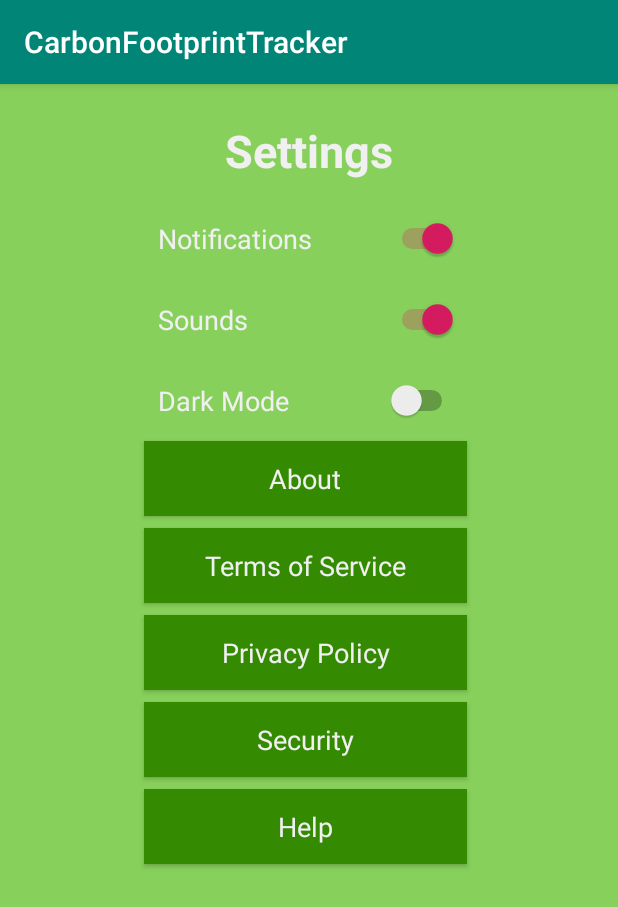
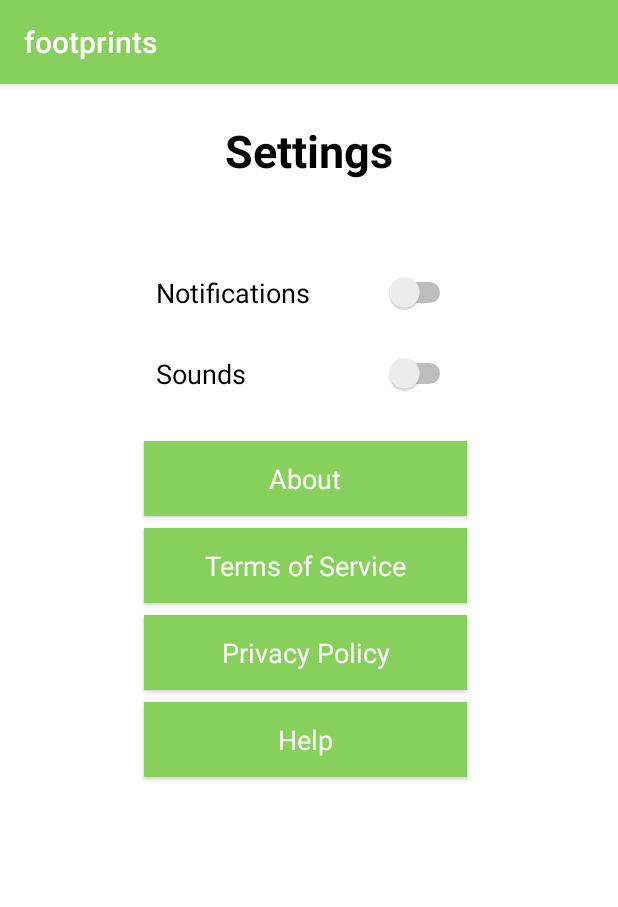
Before and after one commit to JeremyElliott1/Carbon-Tracker-Android-App, an Android app: the SettingsOptions screen opened directly, with no data from a screen before it, on a phone screen of 412 x 824 dp. Shown: the top 907 px of the screen. Run offline under Robolectric (Android 15) with nearby library versions, the light colour scheme and no system bars.

Commit message:
Design colouring and removal of Security button.

```diff
--- a/app/build.gradle
+++ b/app/build.gradle
@@ -1,12 +1,12 @@
 apply plugin: 'com.android.application'
 
 android {
-    compileSdkVersion 28
+    compileSdkVersion 29
     buildToolsVersion "29.0.3"
     defaultConfig {
         applicationId "com.example.slidebox"
         minSdkVersion 15
-        targetSdkVersion 28
+        targetSdkVersion 29
         versionCode 1
         versionName "1.0"
         testInstrumentationRunner "androidx.test.runner.AndroidJUnitRunner"
--- a/app/src/main/java/com/example/slidebox/SettingsOptions.java
+++ b/app/src/main/java/com/example/slidebox/SettingsOptions.java
@@ -10,7 +10,6 @@ import android.widget.Button;
 public class SettingsOptions extends AppCompatActivity {
     private Button button_About;
     private Button button_Tos;
-    private Button button_Security;
     private Button button_Privacy;
     private Button button_Help;
 
@@ -36,13 +35,6 @@ public class SettingsOptions extends AppCompatActivity {
             }
         });
 
-        button_Security = (Button) findViewById(R.id.button_Security);
-        button_Security.setOnClickListener(new View.OnClickListener() {
-            @Override
-            public void onClick(View v) {
-                openSetting_Security();
-            }
-        });
 
         button_Privacy = (Button) findViewById(R.id.button_privacy_policy);
         button_Privacy.setOnClickListener(new View.OnClickListener() {
@@ -72,10 +64,6 @@ public class SettingsOptions extends AppCompatActivity {
         startActivity(intent);
     }
 
-    public void openSetting_Security() {
-        Intent intent = new Intent(this, SettingsSecurity.class);
-        startActivity(intent);
-    }
 
     public void openSetting_Privacy() {
         Intent intent = new Intent(this, SettingsPrivacyPolicy.class);
--- a/app/src/main/res/drawable/side_nav_bar.xml
+++ b/app/src/main/res/drawable/side_nav_bar.xml
@@ -2,8 +2,8 @@
     android:shape="rectangle">
     <gradient
         android:angle="135"
-        android:centerColor="#009688"
-        android:endColor="#00695C"
-        android:startColor="#4DB6AC"
+        android:centerColor="#348A00"
+        android:endColor="#348A00"
+        android:startColor="#348A00"
         android:type="linear" />
 </shape>
--- a/app/src/main/res/layout/activity_log_in.xml
+++ b/app/src/main/res/layout/activity_log_in.xml
@@ -30,7 +30,8 @@
             android:hint="User:"
             android:paddingLeft="10dp"
             app:layout_constraintStart_toStartOf="parent"
-            app:layout_constraintTop_toBottomOf="@+id/imageView6" />
+            app:layout_constraintTop_toBottomOf="@+id/imageView6"
+            android:importantForAutofill="no" />
 
         <EditText
             android:id="@+id/passWord"
@@ -61,12 +62,13 @@
 
         <Button
             android:id="@+id/Log_in"
+            style="@style/Widget.AppCompat.Button.Colored"
             android:layout_width="90dp"
             android:layout_height="30dp"
             android:layout_centerHorizontal="true"
             android:layout_marginTop="8dp"
+
             android:background="#348A00"
-
             android:text="Log In"
             android:textColor="#f0f0f0"
             app:layout_constraintHorizontal_bias="0.498"
--- a/app/src/main/res/layout/app_bar_main.xml
+++ b/app/src/main/res/layout/app_bar_main.xml
@@ -15,7 +15,7 @@
             android:id="@+id/toolbar"
             android:layout_width="match_parent"
             android:layout_height="?attr/actionBarSize"
-            android:background="?attr/colorPrimary"
+            android:background="#87D05B"
             app:popupTheme="@style/AppTheme.PopupOverlay" />
 
     </com.google.android.material.appbar.AppBarLayout>
--- a/app/src/main/res/layout/nav_header_main.xml
+++ b/app/src/main/res/layout/nav_header_main.xml
@@ -5,7 +5,7 @@
     android:id="@+id/linearLayout"
     android:layout_width="match_parent"
     android:layout_height="@dimen/nav_header_height"
-    android:background="@drawable/side_nav_bar"
+    android:background="#87D05B"
     android:clickable="false"
     android:focusable="auto"
     android:focusableInTouchMode="false"
--- a/app/src/main/res/layout/options_settings.xml
+++ b/app/src/main/res/layout/options_settings.xml
@@ -5,7 +5,7 @@
     xmlns:tools="http://schemas.android.com/tools"
     android:layout_width="match_parent"
     android:layout_height="match_parent"
-    android:background="#87D05B"
+    android:background="#FFFFFF"
     tools:context=".SettingsOptions"
     tools:ignore="PrivateResource">
 
@@ -17,14 +17,14 @@
         android:layout_marginStart="96dp"
         android:layout_marginLeft="96dp"
         android:layout_marginTop="8dp"
-        android:background="#348A00"
+        android:background="#87D05B"
         android:lineSpacingExtra="@dimen/activity_vertical_margin"
         android:text="@string/settings_help_title"
         android:textAppearance="@style/TextAppearance.AppCompat.Medium"
-        android:textColor="#f0f0f0"
+        android:textColor="#FFFFFF"
         android:typeface="normal"
         app:layout_constraintStart_toStartOf="parent"
-        app:layout_constraintTop_toBottomOf="@+id/button_Security" />
+        app:layout_constraintTop_toBottomOf="@+id/button_privacy_policy" />
 
     <androidx.constraintlayout.widget.Guideline
         android:id="@+id/guideline2"
@@ -49,7 +49,7 @@
         android:text="@string/action_settings"
         android:textAlignment="center"
         android:textAllCaps="false"
-        android:textColor="#f0f0f0"
+        android:textColor="#000000"
         android:textSize="30sp"
         android:textStyle="bold"
         app:layout_constraintEnd_toEndOf="parent"
@@ -60,32 +60,30 @@
         android:id="@+id/switch1"
         android:layout_width="200dp"
         android:layout_height="54dp"
-        android:layout_marginStart="105dp"
-        android:layout_marginLeft="105dp"
-        android:checked="true"
+        android:layout_marginStart="104dp"
+        android:layout_marginLeft="104dp"
+        android:layout_marginTop="112dp"
+        android:checked="false"
+
         android:text="@string/settings_notification"
-        android:textColor="#f0f0f0"
+        android:textAppearance="@style/TextAppearance.AppCompat.Medium"
+        android:textColor="#000000"
+        app:layout_constraintStart_toStartOf="parent"
+        app:layout_constraintTop_toTopOf="parent" />
 
+    <Switch
+        android:id="@+id/switch2"
+        android:layout_width="200dp"
+        android:layout_height="54dp"
+
+        android:layout_marginStart="104dp"
+        android:layout_marginLeft="104dp"
+        android:checked="false"
+        android:text="@string/settings_sounds"
         android:textAppearance="@style/TextAppearance.AppCompat.Medium"
+        android:textColor="#000000"
         app:layout_constraintStart_toStartOf="parent"
-        app:layout_constraintTop_toBottomOf="@+id/text_home6" />
-
-    <Button
-        android:id="@+id/button_Security"
-        style="@style/Widget.AppCompat.Button"
-        android:layout_width="215dp"
-        android:layout_height="50dp"
-        android:layout_marginStart="96dp"
-        android:layout_marginLeft="96dp"
-        android:layout_marginTop="8dp"
-        android:background="#348A00"
-        android:lineSpacingExtra="@dimen/activity_vertical_margin"
-        android:text="@string/settings_security"
-        android:textAppearance="@style/TextAppearance.AppCompat.Medium"
-        android:textColor="#f0f0f0"
-        android:typeface="normal"
-        app:layout_constraintStart_toStartOf="parent"
-        app:layout_constraintTop_toBottomOf="@+id/button_privacy_policy" />
+        app:layout_constraintTop_toBottomOf="@+id/switch1" />
 
     <Button
         android:id="@+id/button_Tos"
@@ -95,11 +93,11 @@
         android:layout_marginStart="96dp"
         android:layout_marginLeft="96dp"
         android:layout_marginTop="8dp"
-        android:background="#348A00"
+        android:background="#87D05B"
         android:lineSpacingExtra="@dimen/activity_vertical_margin"
         android:text="@string/settings_tos"
         android:textAppearance="@style/TextAppearance.AppCompat.Medium"
-        android:textColor="#f0f0f0"
+        android:textColor="#FFFFFF"
         android:typeface="normal"
         app:layout_constraintStart_toStartOf="parent"
         app:layout_constraintTop_toBottomOf="@+id/button_About" />
@@ -112,28 +110,14 @@
         android:layout_marginStart="96dp"
         android:layout_marginLeft="96dp"
         android:layout_marginTop="8dp"
-        android:background="#348A00"
+        android:background="#87D05B"
         android:lineSpacingExtra="@dimen/activity_vertical_margin"
-        android:text="@string/settings_privacy_policy"
+        android:text="@string/settings_privacy"
         android:textAppearance="@style/TextAppearance.AppCompat.Medium"
-        android:textColor="#f0f0f0"
+        android:textColor="#FFFFFF"
         android:typeface="normal"
         app:layout_constraintStart_toStartOf="parent"
         app:layout_constraintTop_toBottomOf="@+id/button_Tos" />
-
-    <Switch
-        android:id="@+id/switch3"
-        android:layout_width="200dp"
-        android:layout_height="54dp"
-
-        android:layout_marginStart="105dp"
-        android:layout_marginLeft="105dp"
-        android:checked="false"
-        android:text="@string/settings_dark_mode"
-        android:textColor="#f0f0f0"
-        android:textAppearance="@style/TextAppearance.AppCompat.Medium"
-        app:layout_constraintStart_toStartOf="parent"
-        app:layout_constraintTop_toBottomOf="@+id/switch2" />
 
     <Button
         android:id="@+id/button_About"
@@ -142,27 +126,14 @@
         android:layout_height="50dp"
         android:layout_marginStart="96dp"
         android:layout_marginLeft="96dp"
-        android:background="#348A00"
+        android:layout_marginTop="238dp"
+        android:background="#87D05B"
         android:lineSpacingExtra="@dimen/activity_vertical_margin"
         android:text="@string/settings_about"
         android:textAppearance="@style/TextAppearance.AppCompat.Medium"
-        android:textColor="#f0f0f0"
+        android:textColor="#FFFFFF"
         android:typeface="normal"
         app:layout_constraintStart_toStartOf="parent"
-        app:layout_constraintTop_toBottomOf="@+id/switch3" />
-
-    <Switch
-        android:id="@+id/switch2"
-        android:layout_width="200dp"
-        android:layout_height="54dp"
-
-        android:layout_marginStart="105dp"
-        android:layout_marginLeft="105dp"
-        android:checked="true"
-        android:text="@string/settings_sounds"
-        android:textColor="#f0f0f0"
-        android:textAppearance="@style/TextAppearance.AppCompat.Medium"
-        app:layout_constraintStart_toStartOf="parent"
-        app:layout_constraintTop_toBottomOf="@+id/switch1" />
+        app:layout_constraintTop_toTopOf="parent" />
 
 </androidx.constraintlayout.widget.ConstraintLayout>
--- a/app/src/main/res/values/colors.xml
+++ b/app/src/main/res/values/colors.xml
@@ -1,6 +1,6 @@
 <?xml version="1.0" encoding="utf-8"?>
 <resources>
-    <color name="colorPrimary">#008577</color>
-    <color name="colorPrimaryDark">#00574B</color>
-    <color name="colorAccent">#D81B60</color>
+    <color name="colorPrimary">#87D05B</color>
+    <color name="colorPrimaryDark">#348A00</color>
+    <color name="colorAccent">#FFFFFF</color>
 </resources>
--- a/build.gradle
+++ b/build.gradle
@@ -7,7 +7,7 @@ buildscript {
 
     }
     dependencies {
-        classpath 'com.android.tools.build:gradle:3.6.1'
+        classpath 'com.android.tools.build:gradle:3.6.2'
 
         // NOTE: Do not place your application dependencies here; they belong
         // in the individual module build.gradle files
```
Also changed, not shown: app/src/main/res/values/strings.xml (+29 -4 lines), app/src/main/res/drawable-v21/reusable_cup.png (renamed from app/src/main/res/drawable-v21/Reusable_Cup.png), app/src/main/res/drawable-v21/reusable_grocerybag.png (renamed from app/src/main/res/drawable-v21/Reusable_GroceryBag.png), app/src/main/res/drawable-v21/reusable_lunchbox.jpg (renamed from app/src/main/res/drawable-v21/Reusable_LunchBox.jpg), app/src/main/res/drawable-v21/reusable_snackbox.png (renamed from app/src/main/res/drawable-v21/Reusable_SnackBox.png), app/src/main/res/drawable-v21/reusable_straw.png (renamed from app/src/main/res/drawable-v21/Reusable_Straw.png), app/src/main/res/drawable-v21/reusable_waterbottle.png (renamed from app/src/main/res/drawable-v21/Reusable_WaterBottle.png), 2 other files.
